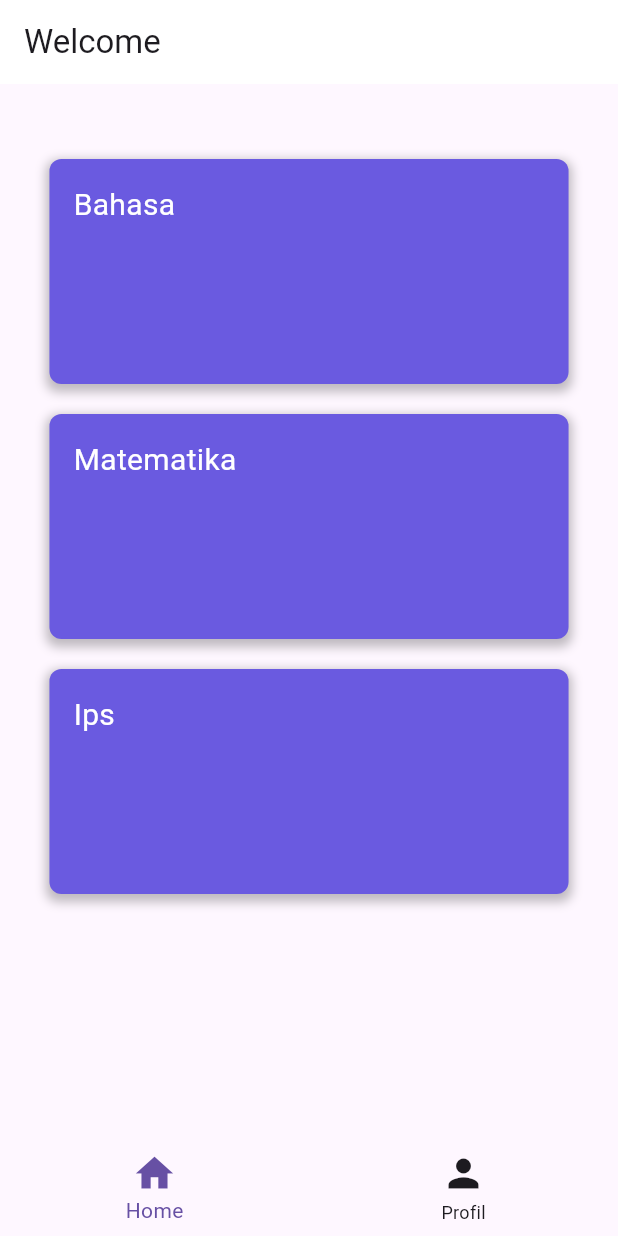
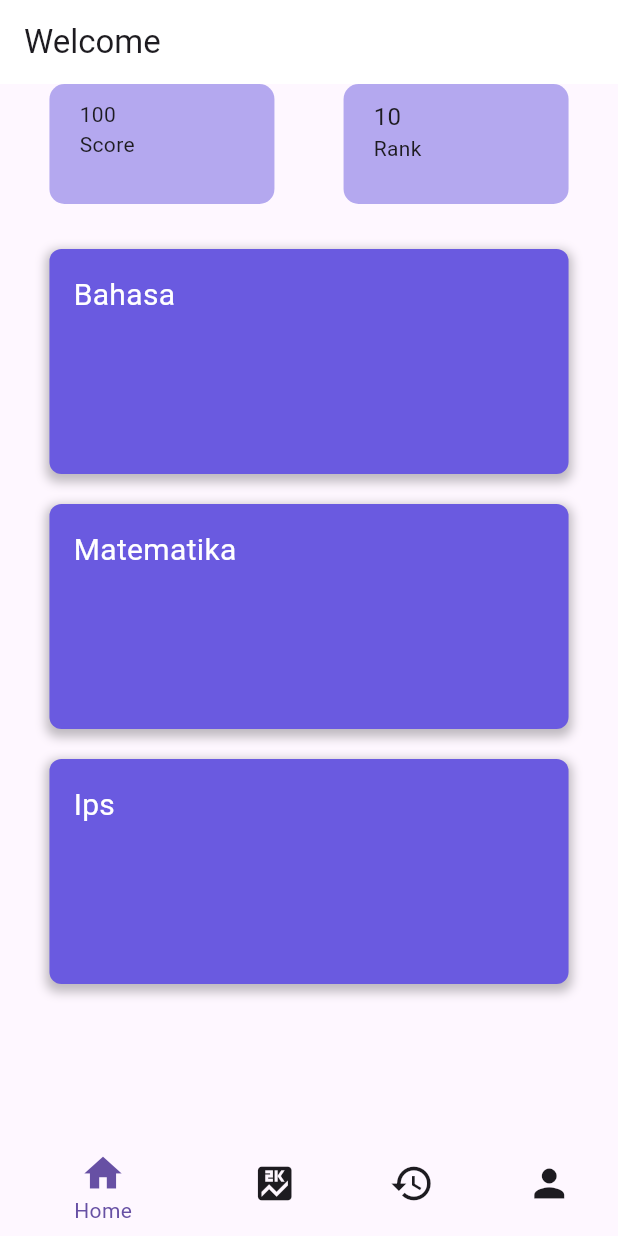
Before and after one commit to raysiagian/isoquizapp, a Flutter app: the Wrapper screen opened by its route, on a phone screen of 412 x 824 dp. Run offline on Flutter 3.47's test engine with Material 3 defaults, Android fonts, the phone set to English and light mode, and no system bars; our stand-ins replace flutter_custom_clippers, syncfusion_flutter_charts.

Commit message:
choose avatar (interface), adding rank and history (only page)

```diff
--- a/lib/main.dart
+++ b/lib/main.dart
@@ -17,7 +17,7 @@
         useMaterial3: true,
       ),
       title: 'Iso App',
-      initialRoute: AppRouteConstants.homePage, // Set rute awal
+      initialRoute: AppRouteConstants.loginPage, // Set rute awal
       onGenerateRoute: AppRouter.onGenerateRoute, // Gunakan AppRouter
     );
   }
--- a/lib/routes/appRouteConstants.dart
+++ b/lib/routes/appRouteConstants.dart
@@ -5,6 +5,7 @@
   static const String wrapper ='/wrapper';
   static const String homePage = '/home';
   static const String profilePage = '/profile';
+  static const String avatarPage = '/avatar';
   // static const String materiCategoryPage = '/materi';
   // static const String quizSubCategoryPage = '/quiz';
   // static const String materialPage ='/material';
--- a/lib/routes/appRouter.dart
+++ b/lib/routes/appRouter.dart
@@ -2,6 +2,7 @@
 import 'package:quiz_iso_app/routes/appRouteConstants.dart';
 import 'package:quiz_iso_app/views/mainScreen/authScreen/forgetPasswordScreen/pages/forgetPasswordWidget.dart';
 import 'package:quiz_iso_app/views/mainScreen/authScreen/loginScreen/pages/loginPage.dart';
+import 'package:quiz_iso_app/views/mainScreen/authScreen/registerScreen/pages/chooseAvatarPage.dart';
 import 'package:quiz_iso_app/views/mainScreen/authScreen/registerScreen/pages/registerPage.dart';
 import 'package:quiz_iso_app/views/mainScreen/homeScreen/pages/homePage.dart';
 import 'package:quiz_iso_app/views/mainScreen/profileScreen/pages/profilePage.dart';
@@ -17,6 +18,8 @@
         return MaterialPageRoute(builder: (_) => LoginPage());
       case AppRouteConstants.registerPage:
         return MaterialPageRoute(builder: (_) => RegisterPage());
+      case AppRouteConstants.avatarPage:
+        return MaterialPageRoute(builder: (_) => ChooseAvatarPage());
       case AppRouteConstants.forgetPasswordPage:
         return MaterialPageRoute(builder: (_) => ForgetPasswordPage());
       case AppRouteConstants.wrapper:
@@ -25,6 +28,7 @@
         return MaterialPageRoute(builder: (_) => HomePage());
       case AppRouteConstants.profilePage:
         return MaterialPageRoute(builder: (_) => ProfilePage());
+
       // case AppRouteConstants.materiCategoryPage:
       //   return MaterialPageRoute(builder: (_) => MateriCategoryPage());
       // case AppRouteConstants.quizSubCategoryPage:
--- a/lib/views/mainScreen/homeScreen/pages/homePage.dart
+++ b/lib/views/mainScreen/homeScreen/pages/homePage.dart
@@ -2,6 +2,7 @@
 import 'package:quiz_iso_app/models/isoQuizCategoryModel.dart';
 import 'package:quiz_iso_app/styles/localTextStyle.dart';
 import 'package:quiz_iso_app/views/mainScreen/homeScreen/widget/quizCardWidget.dart';
+import 'package:quiz_iso_app/views/mainScreen/homeScreen/widget/totalScoreandRanks.dart';
 
 class HomePage extends StatefulWidget {
   const HomePage({super.key});
@@ -34,12 +35,8 @@
             crossAxisAlignment: CrossAxisAlignment.start,
             children: [
               // Data lainnya di atas ListView.builder
+              TotalScoreandRanksWidget(),
               const SizedBox(height: 20),
-
-              // Tambahkan widget statis atau dinamis lainnya di sini
-
-              const SizedBox(height: 20),
-
               // ListView.builder dengan shrinkWrap
               ListView.builder(
                 shrinkWrap: true, // Membatasi tinggi sesuai konten
--- /dev/null
+++ b/lib/views/mainScreen/homeScreen/widget/totalScoreandRanks.dart
@@ -0,0 +1,75 @@
+import 'package:flutter/material.dart';
+import 'package:quiz_iso_app/styles/localColors.dart';
+
+class TotalScoreandRanksWidget extends StatefulWidget {
+  const TotalScoreandRanksWidget({super.key});
+
+  @override
+  State<TotalScoreandRanksWidget> createState() => _TotalScoreandRanksWidgetState();
+}
+
+class _TotalScoreandRanksWidgetState extends State<TotalScoreandRanksWidget> {
+  @override
+  Widget build(BuildContext context) {
+    return Row(
+      children: [
+        Container(
+          width: 150,
+          height: 80,
+          decoration: BoxDecoration(
+            borderRadius: BorderRadius.circular(10),
+            color: LocalColorsStyle.primaryColor.withOpacity(0.5),
+          ),
+          child: Padding(
+            padding: const EdgeInsets.all(10),
+            child: Row(
+              crossAxisAlignment: CrossAxisAlignment.start,
+              children: [
+                //Image
+                SizedBox(width: 10,),
+                Column(
+                  mainAxisAlignment: MainAxisAlignment.start,
+                  crossAxisAlignment: CrossAxisAlignment.start,
+                  children: [
+                    Text('100'),
+                    Text('Score'),
+                  ],
+                ),
+              ],
+            ),
+          ),
+        ),
+        Spacer(),
+        Container(
+          width: 150,
+          height: 80,
+          decoration: BoxDecoration(
+            borderRadius: BorderRadius.circular(10),
+            color: LocalColorsStyle.primaryColor.withOpacity(0.5),
+          ),
+          child: Padding(
+            padding: const EdgeInsets.all(10),
+            child: Row(
+              crossAxisAlignment: CrossAxisAlignment.start,
+              children: [
+                //Image
+                SizedBox(width: 10,),
+                Column(
+                  mainAxisAlignment: MainAxisAlignment.start,
+                  crossAxisAlignment: CrossAxisAlignment.start,
+                  children: [
+                    Text(
+                      '10',
+                      style: TextStyle(fontSize: 16),
+                    ),
+                    Text('Rank'),
+                  ],
+                ),
+              ],
+            ),
+          ),
+        )
+      ],
+    );
+  }
+}
--- a/lib/views/mainScreen/wrapper/pages/wrapper.dart
+++ b/lib/views/mainScreen/wrapper/pages/wrapper.dart
@@ -1,6 +1,8 @@
 import 'package:flutter/material.dart';
+import 'package:quiz_iso_app/views/mainScreen/historyPage/pages/historyPage.dart';
 import 'package:quiz_iso_app/views/mainScreen/homeScreen/pages/homePage.dart';
 import 'package:quiz_iso_app/views/mainScreen/profileScreen/pages/profilePage.dart';
+import 'package:quiz_iso_app/views/mainScreen/rankScreen/pages/rankPage.dart';
 import 'package:quiz_iso_app/views/mainScreen/wrapper/widget/bottomAppBarWidget.dart';
 
 class Wrapper extends StatefulWidget {
@@ -26,6 +28,8 @@
         },
         children: [
           HomePage(),
+          RankPage(),
+          HistoryPage(),
           ProfilePage(),
         ],
       ),
--- a/lib/views/mainScreen/wrapper/widget/bottomAppBarWidget.dart
+++ b/lib/views/mainScreen/wrapper/widget/bottomAppBarWidget.dart
@@ -26,6 +26,14 @@
           icon: Icon(Icons.home),
           label: 'Home',
         ),
+         BottomNavigationBarItem(
+          icon: Icon(Icons.score),
+          label: 'Rank',
+        ),
+         BottomNavigationBarItem(
+          icon: Icon(Icons.history),
+          label: 'History',
+        ),
         BottomNavigationBarItem(
           icon: Icon(Icons.person),
           label: 'Profil',
```
Also changed, not shown: lib/views/mainScreen/authScreen/loginScreen/widget/loginTextFormWidget.dart (+6 -1 lines), lib/views/mainScreen/authScreen/registerScreen/pages/chooseAvatarPage.dart (added, +77 -0 lines), lib/views/mainScreen/authScreen/registerScreen/widget/chooseAvatarWidget.dart (added, +86 -0 lines), lib/views/mainScreen/authScreen/registerScreen/widget/registerTextFormWidget.dart (+6 -1 lines), lib/views/mainScreen/historyPage/pages/historyPage.dart (added, +39 -0 lines), lib/views/mainScreen/rankScreen/pages/rankPage.dart (added, +39 -0 lines), assets/images/female.png (added), assets/images/male.png (added).
